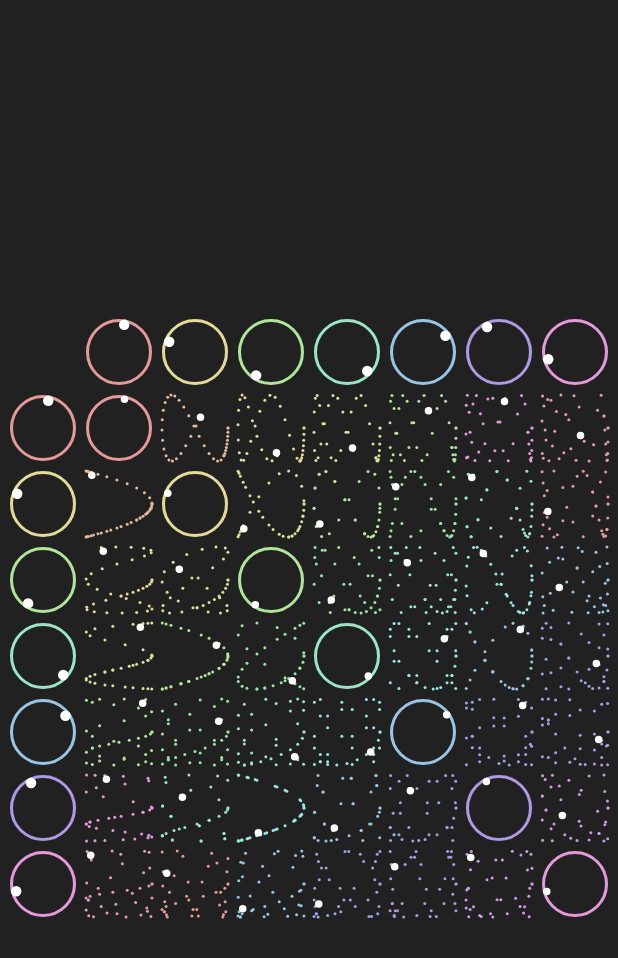
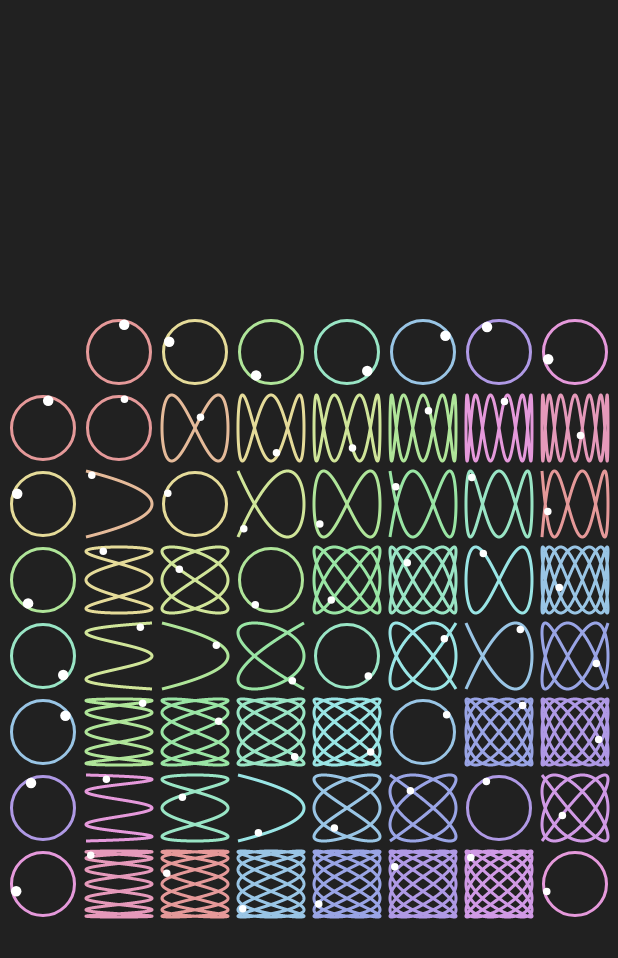
Before and after one commit to dylan-cm/harmonic_curves, a Flutter app: the screen it shows after launch, on a phone screen of 412 x 824 dp. Shown: the top 958 px of the screen. Run offline on Flutter 3.47's test engine with Material 2 defaults, Android fonts, the phone set to English and light mode, and no system bars.

```diff
--- a/lib/src/atom/path.dart
+++ b/lib/src/atom/path.dart
@@ -2,7 +2,74 @@ import 'package:flutter/material.dart';
 import 'dart:math' as math;
 import 'dart:ui';
 
-// class LissajousPath extends StatelessWidget {
+class LissajousPath extends StatelessWidget {
+  final int x;
+  final int y;
+  final double diameter;
+  final Color color;
+  final double weight;
+
+  LissajousPath(this.x, this.y, this.color, {this.diameter : 44, this.weight: 2.0});
+
+  @override
+  Widget build(BuildContext context) {
+    double radius = diameter/2;
+    print('$x , $y');
+    return Container(
+      width: diameter,
+      height: diameter,
+      alignment: Alignment(3, 1),
+      child: CustomPaint(
+        painter: PathPainter(
+          color: color,
+          weight: weight,
+          radius: radius,
+          x: x,
+          y: y,
+        ),
+        size: Size(radius, radius),
+      )
+    );
+  }
+}
+
+class PathPainter extends CustomPainter{
+  Color color;
+  double weight;
+  double radius;
+  int x, y;
+
+  PathPainter({this.color, this.weight, this.radius , this.x, this.y});
+
+  @override
+  void paint(Canvas canvas, Size size){
+    double time = 0;
+    Paint paint = new Paint()
+      ..color = color
+      ..strokeCap = StrokeCap.round
+      ..strokeWidth = weight
+      ..style = PaintingStyle.stroke;
+
+    Path path = Path();
+    // path.lineTo(44, 22);
+    // path.
+
+    for(var i = 0; i < 10000; i++) {
+      time += 0.0015;
+      var dx = (radius) * math.cos(x * time) - radius;
+      var dy = (radius) * math.sin(y * time) + 0;
+      path.lineTo( dx, dy );
+    }
+
+    canvas.drawPath(path, paint);
+  }
+
+  @override
+  bool shouldRepaint(PathPainter oldDelegate) => false;
+}
+
+
+// class LissajousPath extends StatefulWidget {
 //   final int x;
 //   final int y;
 //   final double diameter;
@@ -11,219 +78,167 @@ import 'dart:ui';
 
 //   LissajousPath(this.x, this.y, this.color, {this.diameter : 44, this.weight: 2.0});
 
+//   _LissajousPathState createState() => _LissajousPathState();
+// }
+
+// class _LissajousPathState extends State<LissajousPath> with TickerProviderStateMixin{
+//   Animation<double> dx, dy, cycle;
+//   AnimationController dxController, dyController, cycleController;
+
+//   int x, y;
+//   double radius;
+
+//   List<Offset> _points = <Offset>[];
+
+//   Path path = new Path();
+
+//   // List<CustomPaint> rendered = [CustomPaint()];
+
+//   @override
+//   void initState() {
+//     // for(int i; i <= x; i++){
+//     //   rendered.add(
+//     //     CustomPaint(
+//     //       painter: PathPainter(
+//     //         color: widget.color,
+//     //         weight: widget.weight,
+//     //         points: [],
+//     //       ),
+//     //       size: Size(radius, radius),
+//     //     )
+//     //   );
+//     // }
+
+
+//     if(widget.x==0 && widget.y==0){x=y=1; radius = 0;}
+//     else if(widget.x==0) {x=y=widget.y;}
+//     else if (widget.y==0) {x=y=widget.x;}
+//     else {x=widget.x; y=widget.y;}
+
+//     radius = widget.diameter/2;
+
+//     dxController = AnimationController(
+//       vsync: this,
+//       duration: Duration(milliseconds: (10000/x).round())
+//     );
+
+//     dx = Tween(begin: 0.0, end: 2.0*math.pi).animate(
+//       CurvedAnimation(
+//         parent: dxController,
+//         curve: Curves.linear,
+//       )
+//     );
+
+//     dyController = AnimationController(
+//       vsync: this,
+//       duration: Duration(milliseconds: (10000/y).round())
+//     );
+
+//     dy = Tween(begin: 0.0, end: 2.0*math.pi).animate(
+//       CurvedAnimation(
+//         parent: dyController,
+//         curve: Curves.linear,
+//       )
+//     );
+
+//     cycleController = AnimationController(
+//       vsync: this,
+//       duration: Duration(milliseconds: 10000),
+//     );
+
+//     cycle = Tween(begin: 0.0, end: 1.0).animate(
+//       CurvedAnimation(
+//         parent: cycleController,
+//         curve: Curves.linear,
+//       )
+//     );
+
+//     dxController.repeat();
+//     dyController.repeat();
+//     cycleController.forward();
+
+//     super.initState();
+//   }
+
 //   @override
 //   Widget build(BuildContext context) {
-//     double radius = diameter/2;
+//     return AnimatedBuilder(
+//       animation: cycle,
+//       builder: (context, child){
+//         // if(_points.length > 10){
+//         //   rendered.add(
+//         //     CustomPaint(
+//         //       painter: PathPainter(
+//         //         color: widget.color,
+//         //         weight: widget.weight,
+//         //         points: List<Offset>.from(_points),
+//         //       ),
+//         //       size: Size(radius, radius),
+//         //     )
+//         //   );
+//         //   _points.clear();
+//         // }
 
-//     return CustomPaint(
-//         painter: PathPainter(
-//           color: color,
-//           weight: weight,
-//           radius: radius,
-//           x: x,
-//           y: y,
-//         ),
-//         size: Size(radius, radius),
-//       );
+
+//         if (cycleController.status==AnimationStatus.completed){
+//           _points.clear();
+//           // rendered = [CustomPaint()];
+//           cycleController.reset();
+//           cycleController.forward();
+//         }
+
+//         // if(dx.value.round()%4 <= 3) { //Optimize performance
+//           _points.add( Offset(
+//             math.cos(dx.value)*radius+22,
+//             math.sin(dy.value)*radius+22,
+//           ) );
+//         // }
+
+//         // rendered[0] =
+//         return
+//         CustomPaint(
+//               painter: PathPainter(
+//                 color: widget.color,
+//                 weight: widget.weight,
+//                 points: _points,
+//               ),
+//               size: Size(radius, radius),
+//             );
+//         // print(rendered.length);
+
+//         // return Stack(
+//         //   children: rendered,
+//         // );
+
+
+//       }
+//     );
 //   }
 // }
 
-// class PathPainter extends CustomPainter{
+// class PathPainter extends CustomPainter {
+//   List<Offset> points;
 //   Color color;
 //   double weight;
-//   double radius;
-//   int x, y;
 
-//   PathPainter({this.color, this.weight, this.radius , this.x, this.y});
+//   PathPainter({this.points, this.color, this.weight});
 
 //   @override
-//   void paint(Canvas canvas, Size size){
-//     double time = 0;
-//     canvas.drawPoints(pointMode, points, paint)
+//   void paint(Canvas canvas, Size size) {
+//     Paint paint = new Paint()
+//       ..color = color
+//       ..strokeCap = StrokeCap.round
+//       ..strokeWidth = weight;
 
-//     for(var i = 0; i < 10; i++) {
-//       time += 0.0015;
-//       var dx = (44) * math.sin(x * time) + radius;
-//       var dy = (44) * math.cos(y * time) + radius;
-//       ctx.arc( dx, dy, weight, 0, math.pi * 2, true );
-//     }
+//     // for (int i = 0; i < points.length - 1; i++) {
+//     //   canvas.drawLine(points[i], points[i + 1], paint);
+//     // }
+
+//     canvas.drawPoints(PointMode.points, points, paint);
+
+//     // canvas.drawCircle(Offset(0,0), 2.5, Paint()..color=Colors.white..style=PaintingStyle.fill..strokeWidth=0);
 //   }
 
 //   @override
-//   bool shouldRepaint(PathPainter oldDelegate) => false;
+//   bool shouldRepaint(PathPainter oldDelegate) => oldDelegate.points != points;
 // }
-
-
-class LissajousPath extends StatefulWidget {
-  final int x;
-  final int y;
-  final double diameter;
-  final Color color;
-  final double weight;
-
-  LissajousPath(this.x, this.y, this.color, {this.diameter : 44, this.weight: 2.0});
-
-  _LissajousPathState createState() => _LissajousPathState();
-}
-
-class _LissajousPathState extends State<LissajousPath> with TickerProviderStateMixin{
-  Animation<double> dx, dy, cycle;
-  AnimationController dxController, dyController, cycleController;
-
-  int x, y;
-  double radius;
-
-  List<Offset> _points = <Offset>[];
-
-  Path path = new Path();
-
-  // List<CustomPaint> rendered = [CustomPaint()];
-
-  @override
-  void initState() {
-    // for(int i; i <= x; i++){
-    //   rendered.add(
-    //     CustomPaint(
-    //       painter: PathPainter(
-    //         color: widget.color,
-    //         weight: widget.weight,
-    //         points: [],
-    //       ),
-    //       size: Size(radius, radius),
-    //     )
-    //   );
-    // }
-
-
-    if(widget.x==0 && widget.y==0){x=y=1; radius = 0;}
-    else if(widget.x==0) {x=y=widget.y;}
-    else if (widget.y==0) {x=y=widget.x;}
-    else {x=widget.x; y=widget.y;}
-
-    radius = widget.diameter/2;
-
-    dxController = AnimationController(
-      vsync: this,
-      duration: Duration(milliseconds: (10000/x).round())
-    );
-
-    dx = Tween(begin: 0.0, end: 2.0*math.pi).animate(
-      CurvedAnimation(
-        parent: dxController,
-        curve: Curves.linear,
-      )
-    );
-
-    dyController = AnimationController(
-      vsync: this,
-      duration: Duration(milliseconds: (10000/y).round())
-    );
-
-    dy = Tween(begin: 0.0, end: 2.0*math.pi).animate(
-      CurvedAnimation(
-        parent: dyController,
-        curve: Curves.linear,
-      )
-    );
-
-    cycleController = AnimationController(
-      vsync: this,
-      duration: Duration(milliseconds: 10000),
-    );
-
-    cycle = Tween(begin: 0.0, end: 1.0).animate(
-      CurvedAnimation(
-        parent: cycleController,
-        curve: Curves.linear,
-      )
-    );
-
-    dxController.repeat();
-    dyController.repeat();
-    cycleController.forward();
-
-    super.initState();
-  }
-
-  @override
-  Widget build(BuildContext context) {
-    return AnimatedBuilder(
-      animation: cycle,
-      builder: (context, child){
-        // if(_points.length > 10){
-        //   rendered.add(
-        //     CustomPaint(
-        //       painter: PathPainter(
-        //         color: widget.color,
-        //         weight: widget.weight,
-        //         points: List<Offset>.from(_points),
-        //       ),
-        //       size: Size(radius, radius),
-        //     )
-        //   );
-        //   _points.clear();
-        // }
-
-
-        if (cycleController.status==AnimationStatus.completed){
-          _points.clear();
-          // rendered = [CustomPaint()];
-          cycleController.reset();
-          cycleController.forward();
-        }
-
-        // if(dx.value.round()%4 <= 3) { //Optimize performance
-          _points.add( Offset(
-            math.cos(dx.value)*radius+22,
-            math.sin(dy.value)*radius+22,
-          ) );
-        // }
-
-        // rendered[0] =
-        return
-        CustomPaint(
-              painter: PathPainter(
-                color: widget.color,
-                weight: widget.weight,
-                points: _points,
-              ),
-              size: Size(radius, radius),
-            );
-        // print(rendered.length);
-
-        // return Stack(
-        //   children: rendered,
-        // );
-
-
-      }
-    );
-  }
-}
-
-class PathPainter extends CustomPainter {
-  List<Offset> points;
-  Color color;
-  double weight;
-
-  PathPainter({this.points, this.color, this.weight});
-
-  @override
-  void paint(Canvas canvas, Size size) {
-    Paint paint = new Paint()
-      ..color = color
-      ..strokeCap = StrokeCap.round
-      ..strokeWidth = weight;
-
-    // for (int i = 0; i < points.length - 1; i++) {
-    //   canvas.drawLine(points[i], points[i + 1], paint);
-    // }
-
-    canvas.drawPoints(PointMode.points, points, paint);
-
-    // canvas.drawCircle(Offset(0,0), 2.5, Paint()..color=Colors.white..style=PaintingStyle.fill..strokeWidth=0);
-  }
-
-  @override
-  bool shouldRepaint(PathPainter oldDelegate) => oldDelegate.points != points;
-}
```
